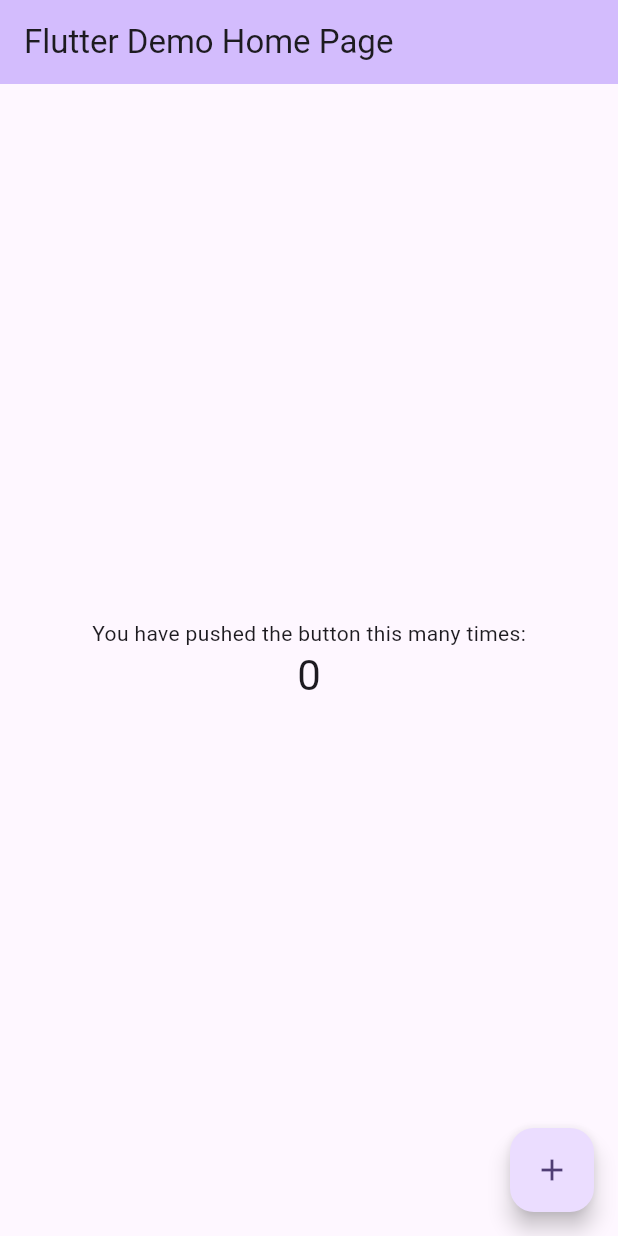
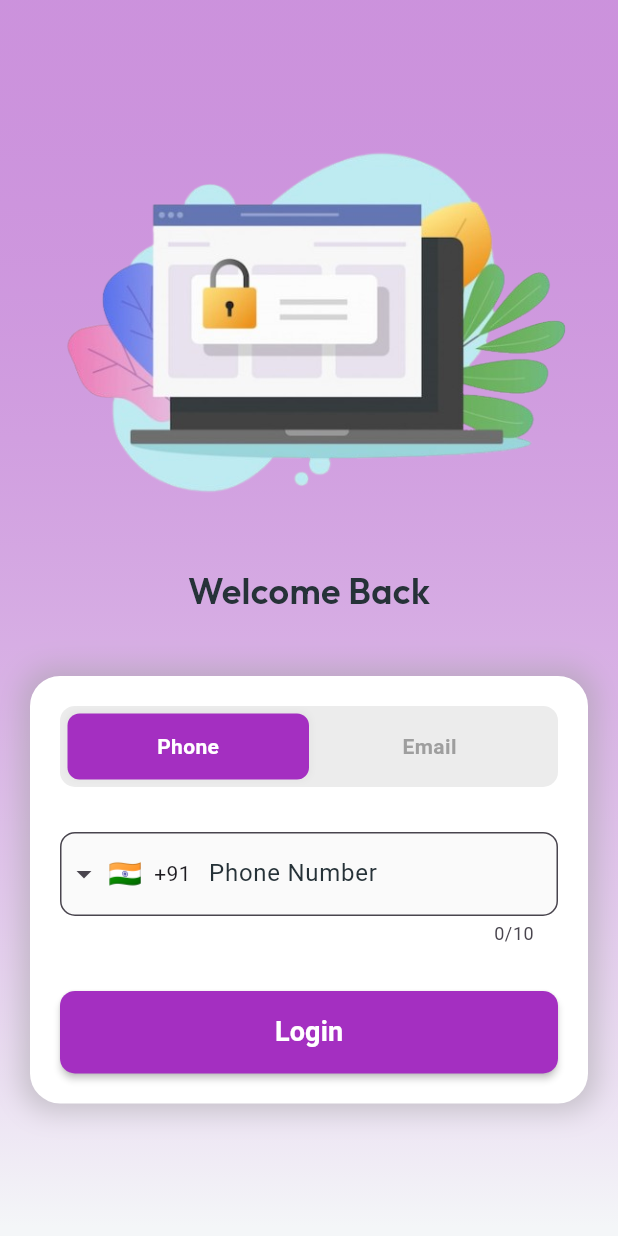
Before and after one commit to princebhagat08/creasting-listview, a Flutter app: the screen it shows after launch, on a phone screen of 412 x 824 dp. Run offline on Flutter 3.47's test engine with Material 3 defaults, Android fonts, the phone set to English and light mode, and no system bars; drawn by our look-alikes of intl_phone_field; our stand-ins replace google_fonts.

Commit message:
completed the ui of login screen

```diff
--- /dev/null
+++ b/lib/config/color/color.dart
@@ -0,0 +1,40 @@
+
+import 'package:flutter/material.dart';
+
+class AppColor {
+  // Base color
+  static const Color primaryColor = Color(0xFFA42FC1); // Rich Purple// Light Purple
+  static const Color lightPrimary = Color(0xFFDB83E6); // Very Light Purple
+  static const Color secondaryColor = Color(0xFF00b4d8); // Darker Purple
+  static const Color offWhite = Color(0xFFF4F6F8); // Soft Grey Background
+  static const Color whiteColor = Color(0xFFFFFFFF); // Pure White
+  static const Color blackColor = Color(0xFF263238); // Dark Charcoal
+  static const Color lightBlack = Color(0xFF37474F); // Light Black
+  static const Color bgColor = Color(0xFFF4F6F8); // Background
+  static const Color lightPurple = Color(0xFFD9BDE9); // Soft Purple
+  static final Color lightGrey = Colors.grey.shade200; // Light Grey
+
+  static const Color grey = Colors.grey; // Standard Grey
+  static const Color darkGrey = Color(0xFF546E7A); // Dark Grey
+  static const Color oceanBlue = Color(0xFF6F4FBF); // Muted Purple-Blue
+  static const Color creamColor = Color(0xFFEFEAF4); // Soft Cream
+  static const Color deepOrange = Color(0xFFFF7043);
+  static const Color redColor  =  Color(0xffd00000);
+
+  // MaterialColor for theming
+  static const MaterialColor myThemeColor = MaterialColor(
+    0xFFA42FC1,
+    <int, Color>{
+      50: Color(0xFFF3E1F9), // Very Light Purple
+      100: Color(0xFFE2C3F0), // Lighter Purple
+      200: Color(0xFFD1A4E7), // Light Purple
+      300: Color(0xFFBB59D3), // Vibrant Purple
+      400: Color(0xFFB146CE), // Slightly Darker Purple
+      500: Color(0xFFA42FC1), // Primary Color
+      600: Color(0xFF891FA6), // Darker Purple
+      700: Color(0xFF71148C), // Deep Purple
+      800: Color(0xFF5A0F72), // Very Dark Purple
+      900: Color(0xFF420A59), // Almost Black Purple
+    },
+  );
+}
--- /dev/null
+++ b/lib/config/images/images.dart
@@ -0,0 +1,2 @@
+
+const loginImg = 'assets/images/loginImg.png';
--- a/lib/main.dart
+++ b/lib/main.dart
@@ -1,4 +1,7 @@
 import 'package:flutter/material.dart';
+import 'package:youbloomdemo/screens/loginScreen/login_screen.dart';
+
+import 'config/color/color.dart';
 
 void main() {
   runApp(const MyApp());
@@ -7,119 +10,18 @@
 class MyApp extends StatelessWidget {
   const MyApp({super.key});
 
-  // This widget is the root of your application.
+
   @override
   Widget build(BuildContext context) {
     return MaterialApp(
-      title: 'Flutter Demo',
+      title: 'Youbloom Demo',
+      debugShowCheckedModeBanner: false,
       theme: ThemeData(
-        // This is the theme of your application.
-        //
-        // TRY THIS: Try running your application with "flutter run". You'll see
-        // the application has a purple toolbar. Then, without quitting the app,
-        // try changing the seedColor in the colorScheme below to Colors.green
-        // and then invoke "hot reload" (save your changes or press the "hot
-        // reload" button in a Flutter-supported IDE, or press "r" if you used
-        // the command line to start the app).
-        //
-        // Notice that the counter didn't reset back to zero; the application
-        // state is not lost during the reload. To reset the state, use hot
-        // restart instead.
-        //
-        // This works for code too, not just values: Most code changes can be
-        // tested with just a hot reload.
         colorScheme: ColorScheme.fromSeed(seedColor: Colors.deepPurple),
         useMaterial3: true,
+        scaffoldBackgroundColor: AppColor.offWhite,
       ),
-      home: const MyHomePage(title: 'Flutter Demo Home Page'),
+      home: LoginScreen(),
     );
   }
 }
-
-class MyHomePage extends StatefulWidget {
-  const MyHomePage({super.key, required this.title});
-
-  // This widget is the home page of your application. It is stateful, meaning
-  // that it has a State object (defined below) that contains fields that affect
-  // how it looks.
-
-  // This class is the configuration for the state. It holds the values (in this
-  // case the title) provided by the parent (in this case the App widget) and
-  // used by the build method of the State. Fields in a Widget subclass are
-  // always marked "final".
-
-  final String title;
-
-  @override
-  State<MyHomePage> createState() => _MyHomePageState();
-}
-
-class _MyHomePageState extends State<MyHomePage> {
-  int _counter = 0;
-
-  void _incrementCounter() {
-    setState(() {
-      // This call to setState tells the Flutter framework that something has
-      // changed in this State, which causes it to rerun the build method below
-      // so that the display can reflect the updated values. If we changed
-      // _counter without calling setState(), then the build method would not be
-      // called again, and so nothing would appear to happen.
-      _counter++;
-    });
-  }
-
-  @override
-  Widget build(BuildContext context) {
-    // This method is rerun every time setState is called, for instance as done
-    // by the _incrementCounter method above.
-    //
-    // The Flutter framework has been optimized to make rerunning build methods
-    // fast, so that you can just rebuild anything that needs updating rather
-    // than having to individually change instances of widgets.
-    return Scaffold(
-      appBar: AppBar(
-        // TRY THIS: Try changing the color here to a specific color (to
-        // Colors.amber, perhaps?) and trigger a hot reload to see the AppBar
-        // change color while the other colors stay the same.
-        backgroundColor: Theme.of(context).colorScheme.inversePrimary,
-        // Here we take the value from the MyHomePage object that was created by
-        // the App.build method, and use it to set our appbar title.
-        title: Text(widget.title),
-      ),
-      body: Center(
-        // Center is a layout widget. It takes a single child and positions it
-        // in the middle of the parent.
-        child: Column(
-          // Column is also a layout widget. It takes a list of children and
-          // arranges them vertically. By default, it sizes itself to fit its
-          // children horizontally, and tries to be as tall as its parent.
-          //
-          // Column has various properties to control how it sizes itself and
-          // how it positions its children. Here we use mainAxisAlignment to
-          // center the children vertically; the main axis here is the vertical
-          // axis because Columns are vertical (the cross axis would be
-          // horizontal).
-          //
-          // TRY THIS: Invoke "debug painting" (choose the "Toggle Debug Paint"
-          // action in the IDE, or press "p" in the console), to see the
-          // wireframe for each widget.
-          mainAxisAlignment: MainAxisAlignment.center,
-          children: <Widget>[
-            const Text(
-              'You have pushed the button this many times:',
-            ),
-            Text(
-              '$_counter',
-              style: Theme.of(context).textTheme.headlineMedium,
-            ),
-          ],
-        ),
-      ),
-      floatingActionButton: FloatingActionButton(
-        onPressed: _incrementCounter,
-        tooltip: 'Increment',
-        child: const Icon(Icons.add),
-      ), // This trailing comma makes auto-formatting nicer for build methods.
-    );
-  }
-}
--- /dev/null
+++ b/lib/screens/loginScreen/login_screen.dart
@@ -0,0 +1,307 @@
+import 'package:flutter/material.dart';
+import 'package:intl_phone_field/intl_phone_field.dart';
+import 'package:youbloomdemo/config/images/images.dart';
+import 'package:youbloomdemo/config/text_style/text_style.dart';
+import '../../config/color/color.dart';
+
+class LoginScreen extends StatefulWidget {
+  const LoginScreen({super.key});
+
+  @override
+  State<LoginScreen> createState() => _LoginScreenState();
+}
+
+class _LoginScreenState extends State<LoginScreen> {
+  final _formKey = GlobalKey<FormState>();
+  final _phoneController = TextEditingController();
+  final _emailController = TextEditingController();
+  bool isPhone = true;
+  String? phoneNumber;
+  bool isLoading = false;
+
+  String? validatePhone(String? value) {
+    if (value == null || value.isEmpty) {
+      return 'Please enter phone number';
+    }
+    if (phoneNumber == null || phoneNumber!.length < 8) {
+      return 'Please enter valid phone number';
+    }
+    return null;
+  }
+
+  Future<void> handleLogin() async {
+    if (!_formKey.currentState!.validate()) return;
+
+    setState(() => isLoading = true);
+
+    try {
+      if (isPhone) {
+        print('Logging in with phone: $phoneNumber');
+      } else {
+        print('Logging in with email: ${_emailController.text}');
+      }
+    } catch (e) {
+      ScaffoldMessenger.of(context).showSnackBar(
+        SnackBar(content: Text('Login failed: ${e.toString()}')),
+      );
+    } finally {
+      setState(() => isLoading = false);
+    }
+  }
+
+  @override
+  Widget build(BuildContext context) {
+    final mq = MediaQuery.of(context).size;
+    return Scaffold(
+      body: Container(
+        decoration: BoxDecoration(
+          gradient: LinearGradient(
+            begin: Alignment.topCenter,
+            end: Alignment.bottomCenter,
+            colors: [
+              AppColor.primaryColor.withValues(alpha: 0.5),
+              AppColor.offWhite
+            ],
+          ),
+        ),
+        child: SingleChildScrollView(
+          child: Padding(
+            padding: EdgeInsets.symmetric(
+              horizontal: 20,
+              vertical: mq.height * 0.1,
+            ),
+            child: Column(
+              children: [
+                // Logo/Branding Section
+                Container(
+                  margin: const EdgeInsets.only(bottom: 40),
+                  child: Column(
+                    children: [
+                      Image.asset(loginImg),
+                      const SizedBox(height: 20),
+                      Text(
+                        'Welcome Back',
+                        style: xLargeBoldText
+                      ),
+                    ],
+                  ),
+                ),
+
+                // Login Card
+                Container(
+                  decoration: BoxDecoration(
+                    color: Colors.white,
+                    borderRadius: BorderRadius.circular(20),
+                    boxShadow: [
+                      BoxShadow(
+                        color: AppColor.grey.withValues(alpha: 0.5),
+                        spreadRadius: 5,
+                        blurRadius: 15,
+                      ),
+                    ],
+                  ),
+                  padding: const EdgeInsets.all(20),
+                  child: Form(
+                    key: _formKey,
+                    child: Column(
+                      children: [
+                        // Toggle Buttons
+                        Container(
+                          decoration: BoxDecoration(
+                            color: AppColor.grey.withValues(alpha: 0.2),
+                            borderRadius: BorderRadius.circular(10),
+                          ),
+                          padding: const EdgeInsets.all(5),
+                          child: Row(
+                            children: [
+                              Expanded(
+                                child: InkWell(
+                                  onTap: () => setState(() => isPhone = true),
+                                  child: Container(
+                                    padding: const EdgeInsets.symmetric(
+                                        vertical: 12),
+                                    decoration: BoxDecoration(
+                                      color: isPhone
+                                          ? AppColor.primaryColor
+                                          : Colors.transparent,
+                                      borderRadius: BorderRadius.circular(8),
+                                      boxShadow: isPhone
+                                          ? [
+                                              BoxShadow(
+                                                color: Colors.grey
+                                                    .withOpacity(0.1),
+                                                spreadRadius: 1,
+                                                blurRadius: 3,
+                                              ),
+                                            ]
+                                          : null,
+                                    ),
+                                    child: Text(
+                                      'Phone',
+                                      textAlign: TextAlign.center,
+                                      style: TextStyle(
+                                        color: isPhone
+                                            ? AppColor.whiteColor
+                                            : AppColor.grey,
+                                        fontWeight: FontWeight.bold,
+                                      ),
+                                    ),
+                                  ),
+                                ),
+                              ),
+                              Expanded(
+                                child: GestureDetector(
+                                  onTap: () => setState(() => isPhone = false),
+                                  child: Container(
+                                    padding: const EdgeInsets.symmetric(
+                                        vertical: 12),
+                                    decoration: BoxDecoration(
+                                      color: !isPhone
+                                          ? AppColor.primaryColor
+                                          : Colors.transparent,
+                                      borderRadius: BorderRadius.circular(8),
+                                      boxShadow: !isPhone
+                                          ? [
+                                              BoxShadow(
+                                                color: Colors.grey
+                                                    .withOpacity(0.1),
+                                                spreadRadius: 1,
+                                                blurRadius: 3,
+                                              ),
+                                            ]
+                                          : null,
+                                    ),
+                                    child: Text(
+                                      'Email',
+                                      textAlign: TextAlign.center,
+                                      style: TextStyle(
+                                        color: !isPhone
+                                            ? AppColor.whiteColor
+                                            : AppColor.grey,
+                                        fontWeight: FontWeight.bold,
+                                      ),
+                                    ),
+                                  ),
+                                ),
+                              ),
+                            ],
+                          ),
+                        ),
+                        const SizedBox(height: 30),
+
+                        // Input Fields
+                        AnimatedSwitcher(
+                          duration: const Duration(milliseconds: 300),
+                          child: isPhone
+                              ? IntlPhoneField(
+                                  controller: _phoneController,
+                                  decoration: InputDecoration(
+                                    labelText: 'Phone Number',
+                                    labelStyle:
+                                        TextStyle(color: AppColor.blackColor),
+                                    border: OutlineInputBorder(
+                                      borderRadius: BorderRadius.circular(10),
+                                      borderSide: BorderSide(
+                                          color: AppColor.primaryColor.withValues(alpha: 0.4)),
+                                    ),
+                                    focusedBorder: OutlineInputBorder(
+                                      borderRadius: BorderRadius.circular(10),
+                                      borderSide: BorderSide(
+                                          color: AppColor.primaryColor.withValues(alpha: 0.4)),
+                                    ),
+                                    filled: true,
+                                    fillColor: Colors.grey.shade50,
+                                    errorStyle:
+                                        const TextStyle(color: Colors.red),
+                                  ),
+                                  initialCountryCode: 'IN',
+                                  validator: (phone) => validatePhone(phone.toString()),
+                                  onChanged: (phone) {
+                                    setState(() =>
+                                        phoneNumber = phone.completeNumber);
+                                  },
+                                  invalidNumberMessage: 'Invalid phone number',
+                                )
+                              : TextFormField(
+                                  controller: _emailController,
+                                  decoration: InputDecoration(
+                                    labelText: 'Email',
+                                    labelStyle:
+                                        TextStyle(color: AppColor.blackColor),
+                                    prefixIcon: Icon(Icons.email_outlined,
+                                        color: AppColor.blackColor),
+                                    border: OutlineInputBorder(
+                                      borderRadius: BorderRadius.circular(10),
+                                      borderSide: BorderSide(
+                                          color: AppColor.primaryColor.withValues(alpha: 0.4)),
+                                    ),
+                                    filled: true,
+                                    fillColor: Colors.grey.shade50,
+                                  ),
+                                  validator: (value) {
+                                    if (value == null || value.isEmpty) {
+                                      return 'Please enter email';
+                                    }
+                                    if (!RegExp(
+                                            r'^[\w-\.]+@([\w-]+\.)+[\w-]{2,4}$')
+                                        .hasMatch(value)) {
+                                      return 'Please enter valid email';
+                                    }
+                                    return null;
+                                  },
+                                ),
+                        ),
+                        const SizedBox(height: 30),
+
+                        // Login Button
+                        SizedBox(
+                          width: double.infinity,
+                          height: 55,
+                          child: ElevatedButton(
+                            onPressed: isLoading  ? null : handleLogin,
+                            style: ElevatedButton.styleFrom(
+                              backgroundColor:   AppColor.primaryColor,
+                              shape: RoundedRectangleBorder(
+                                borderRadius: BorderRadius.circular(10),
+                              ),
+                              elevation: 2,
+                            ),
+                            child: isLoading
+                                ? const SizedBox(
+                                    height: 20,
+                                    width: 20,
+                                    child: CircularProgressIndicator(
+                                      valueColor: AlwaysStoppedAnimation<Color>(
+                                          Colors.white),
+                                      strokeWidth: 2,
+                                    ),
+                                  )
+                                :  Text(
+                                    'Login',
+                                    style: TextStyle(
+                                      fontSize: 18,
+                                      fontWeight: FontWeight.bold,
+                                      color: AppColor.whiteColor,
+                                    ),
+                                  ),
+                          ),
+                        ),
+                      ],
+                    ),
+                  ),
+                ),
+              ],
+            ),
+          ),
+        ),
+      ),
+    );
+  }
+
+  @override
+  void dispose() {
+    _phoneController.dispose();
+    _emailController.dispose();
+    super.dispose();
+  }
+}
```
Also changed, not shown: lib/config/text_style/text_style.dart (added, +268 -0 lines), pubspec.yaml (+5 -2 lines), assets/images/loginImg.png (added), pubspec.lock, 1 other file.
